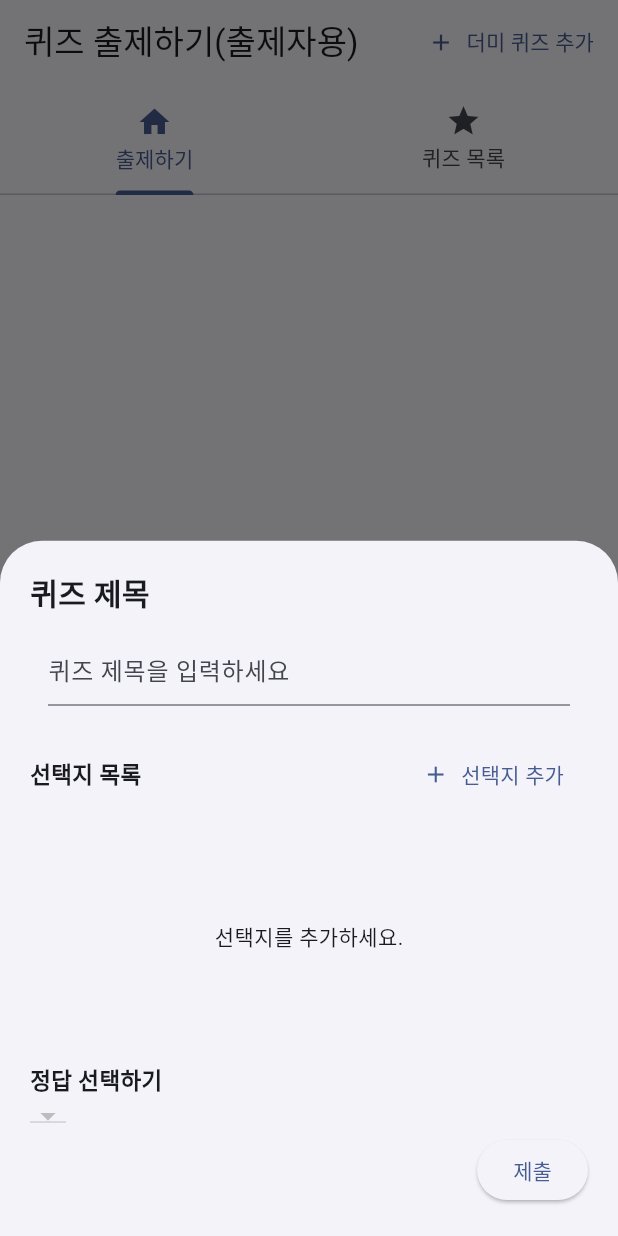
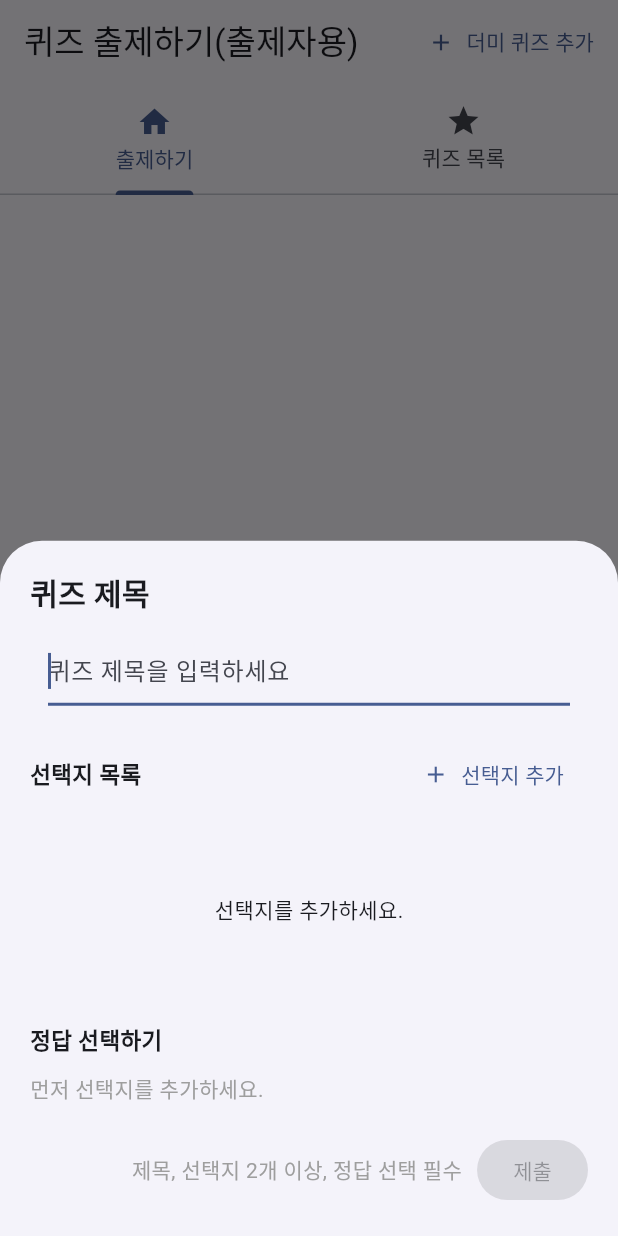
Before and after one commit to hanisoft2022/fc_ch02_quiz, a Flutter app: the screen it shows after launch, after a tap on the "add" icon, on a phone screen of 412 x 824 dp. Run offline on Flutter 3.47's test engine with Material 3 defaults, Android fonts, the light colour scheme and no system bars; our stand-ins replace cloud_firestore, firebase_auth, firebase_core, flutter_hooks, freezed_annotation, gap and 4 more; accounts and stored records are empty; generated files the repository leaves out were written again.

Commit message:
quiz add modal config

```diff
--- a/lib/app.dart
+++ b/lib/app.dart
@@ -1,4 +1,4 @@
-import 'package:ch02_realtime_quiz/web/features/quiz_manager/screens/quiz_screen.dart';
+import 'package:ch02_realtime_quiz/web/features/quiz/screens/quiz_screen.dart';
 import 'package:flutter/material.dart';
 
 class MyApp extends StatelessWidget {
--- a/lib/web/features/quiz_manager/data/dummy_quiz_provider.dart
+++ b/lib/web/features/quiz/data/dummy_quiz_provider.dart
@@ -1,7 +1,7 @@
-import 'package:ch02_realtime_quiz/web/features/quiz_manager/models/option.dart';
-import 'package:ch02_realtime_quiz/web/features/quiz_manager/models/quiz.dart';
+import 'package:ch02_realtime_quiz/web/features/quiz/models/option.dart';
+import 'package:ch02_realtime_quiz/web/features/quiz/models/quiz.dart';
 
-/// 더미 데이터 제공자 분리
+/// 더미 데이터 제공자
 class DummyQuizProvider {
   static List<Quiz> getDummyQuizzes() {
     return [
--- a/lib/web/features/quiz_manager/models/option.dart
+++ b/lib/web/features/quiz/models/option.dart
@@ -5,8 +5,12 @@
 
 @freezed
 abstract class Option with _$Option {
-  const factory Option({required int index, required String text, required bool isCorrectOption}) =
-      _Option;
+  const factory Option({
+    String? id,
+    required int index,
+    required String text,
+    required bool isCorrectOption,
+  }) = _Option;
 
   factory Option.fromJson(Map<String, dynamic> json) => _$OptionFromJson(json);
 }
--- a/lib/web/features/quiz_manager/models/quiz.dart
+++ b/lib/web/features/quiz/models/quiz.dart
@@ -1,5 +1,5 @@
 import 'package:ch02_realtime_quiz/common/converters/timestamp_converter.dart';
-import 'package:ch02_realtime_quiz/web/features/quiz_manager/models/option.dart';
+import 'package:ch02_realtime_quiz/web/features/quiz/models/option.dart';
 import 'package:cloud_firestore/cloud_firestore.dart';
 import 'package:freezed_annotation/freezed_annotation.dart';
 
--- a/lib/web/features/quiz_manager/providers/quiz_manager_providers.dart
+++ b/lib/web/features/quiz/providers/quiz_manager_providers.dart
@@ -1,5 +1,5 @@
-import 'package:ch02_realtime_quiz/web/features/quiz_manager/data/quiz_manager_data_source.dart';
-import 'package:ch02_realtime_quiz/web/features/quiz_manager/models/quiz.dart';
+import 'package:ch02_realtime_quiz/web/features/quiz/data/quiz_manager_data_source.dart';
+import 'package:ch02_realtime_quiz/web/features/quiz/models/quiz.dart';
 import 'package:hooks_riverpod/hooks_riverpod.dart';
 import 'package:riverpod_annotation/riverpod_annotation.dart';
 
--- a/lib/web/features/quiz_manager/widgets/quiz_list_item.dart
+++ b/lib/web/features/quiz/widgets/quiz_list_item.dart
@@ -1,4 +1,4 @@
-import 'package:ch02_realtime_quiz/web/features/quiz_manager/models/quiz.dart';
+import 'package:ch02_realtime_quiz/web/features/quiz/models/quiz.dart';
 import 'package:flutter/material.dart';
 import 'package:velocity_x/velocity_x.dart';
 
--- a/lib/web/features/quiz_manager/widgets/quiz_list_view.dart
+++ b/lib/web/features/quiz/widgets/quiz_list_view.dart
@@ -1,5 +1,5 @@
-import 'package:ch02_realtime_quiz/web/features/quiz_manager/models/quiz.dart';
-import 'package:ch02_realtime_quiz/web/features/quiz_manager/widgets/quiz_list_item.dart';
+import 'package:ch02_realtime_quiz/web/features/quiz/models/quiz.dart';
+import 'package:ch02_realtime_quiz/web/features/quiz/widgets/quiz_list_item.dart';
 import 'package:flutter/material.dart';
 
 class QuizListView extends StatelessWidget {
--- /dev/null
+++ b/lib/web/features/quiz_add/modal/quiz_add_modal.dart
@@ -0,0 +1,114 @@
+import 'package:ch02_realtime_quiz/web/features/quiz_add/widgets/correct_option_selector.dart';
+import 'package:ch02_realtime_quiz/web/features/quiz_add/widgets/option_list.dart';
+import 'package:ch02_realtime_quiz/web/features/quiz_add/widgets/quiz_title_input.dart';
+import 'package:flutter/material.dart';
+import 'package:flutter_hooks/flutter_hooks.dart';
+import 'package:gap/gap.dart';
+import 'package:hooks_riverpod/hooks_riverpod.dart';
+import 'package:velocity_x/velocity_x.dart';
+
+class QuizAddModal extends HookConsumerWidget {
+  const QuizAddModal({super.key});
+
+  @override
+  Widget build(BuildContext context, WidgetRef ref) {
+    final quizTitle = useState('');
+    final options = useState<List<String>>([]);
+    final correctOptionIndex = useState<int?>(null);
+
+    void addOption() {
+      options.value = [...options.value, ''];
+    }
+
+    void removeOption(int index) {
+      final newOptions = List<String>.from(options.value)..removeAt(index);
+
+      /// 정답 인덱스 조정 함수
+      int? adjustCorrectIndex({
+        required int removedIndex,
+        required int? correctIndex,
+        required int optionsLength,
+      }) {
+        // 1. 정답이 선택되지 않은 경우
+        if (correctIndex == null) return null;
+        // 2. 삭제된 선택지가 정답인 경우
+        if (correctIndex == removedIndex) return null;
+        // 3. 삭제된 선택지 뒤에 정답이 있는 경우
+        if (correctIndex > removedIndex) return correctIndex - 1;
+        // 4. 방어 코드
+        if (correctIndex < 0 || correctIndex >= optionsLength) return null;
+        // 5. 그 외에는 기존 인덱스 유지
+        return correctIndex;
+      }
+
+      // 정답 인덱스 조정 함수 사용
+      correctOptionIndex.value = adjustCorrectIndex(
+        removedIndex: index,
+        correctIndex: correctOptionIndex.value,
+        optionsLength: newOptions.length,
+      );
+      options.value = newOptions;
+    }
+
+    void updateOption(int index, String text) {
+      final newOptions = List<String>.from(options.value);
+      newOptions[index] = text;
+      options.value = newOptions;
+    }
+
+    final isFormValid =
+        quizTitle.value.trim().isNotEmpty &&
+        options.value.length >= 2 &&
+        correctOptionIndex.value != null &&
+        options.value.every((option) => option.trim().isNotEmpty);
+
+    return Column(
+      crossAxisAlignment: CrossAxisAlignment.start,
+      children: [
+        QuizTitleInput(onChanged: (value) => quizTitle.value = value),
+        Gap(10),
+        Row(
+          mainAxisAlignment: MainAxisAlignment.spaceBetween,
+          children: [
+            '선택지 목록'.text.size(15).bold.make(),
+            TextButton.icon(
+              icon: Icon(Icons.add),
+              onPressed: addOption,
+              label: '선택지 추가'.text.make(),
+            ),
+          ],
+        ),
+        Expanded(
+          child: OptionList(
+            options: options.value,
+            onAdd: addOption,
+            onRemove: removeOption,
+            onChanged: updateOption,
+          ),
+        ),
+        Gap(10),
+        CorrectOptionSelector(
+          options: options.value,
+          correctIndex: correctOptionIndex.value,
+          onChanged: (value) => correctOptionIndex.value = value,
+        ),
+        Gap(10),
+        Row(
+          mainAxisAlignment: MainAxisAlignment.end,
+          children: [
+            '제목, 선택지 2개 이상, 정답 선택 필수'.text.color(Colors.grey).make(),
+            Gap(10),
+            ElevatedButton(
+              onPressed: isFormValid
+                  ? () {
+                      // 제출 로직 구현 예정
+                    }
+                  : null,
+              child: '제출'.text.make(),
+            ),
+          ],
+        ),
+      ],
+    ).p(20);
+  }
+}
--- /dev/null
+++ b/lib/web/features/quiz_add/widgets/correct_option_selector.dart
@@ -0,0 +1,44 @@
+import 'package:flutter/material.dart';
+import 'package:velocity_x/velocity_x.dart';
+
+/// 3. 정답 선택 위젯 (StatelessWidget)
+class CorrectOptionSelector extends StatelessWidget {
+  final List<String> options;
+  final int? correctIndex;
+  final void Function(int?) onChanged;
+
+  const CorrectOptionSelector({
+    required this.options,
+    required this.correctIndex,
+    required this.onChanged,
+    super.key,
+  });
+
+  @override
+  Widget build(BuildContext context) {
+    return Column(
+      crossAxisAlignment: CrossAxisAlignment.start,
+      children: [
+        '정답 선택하기'.text.size(15).bold.make(),
+        options.isEmpty
+            ? '먼저 선택지를 추가하세요.'.text.color(Colors.grey).make().pSymmetric(v: 10)
+            : DropdownButton<int>(
+                isExpanded: true,
+                hint: Text('정답을 선택하세요'),
+                value: correctIndex,
+                items: List.generate(
+                  options.length,
+                  (i) => DropdownMenuItem(
+                    value: i,
+                    child: Text(
+                      options[i].isEmpty ? '선택지 ${i + 1}' : options[i],
+                      overflow: TextOverflow.ellipsis,
+                    ),
+                  ),
+                ),
+                onChanged: onChanged,
+              ),
+      ],
+    );
+  }
+}
--- /dev/null
+++ b/lib/web/features/quiz_add/widgets/option_list.dart
@@ -0,0 +1,32 @@
+import 'package:ch02_realtime_quiz/web/features/quiz_add/widgets/option_item.dart';
+import 'package:flutter/material.dart';
+
+class OptionList extends StatelessWidget {
+  final List<String> options;
+  final void Function() onAdd;
+  final void Function(int) onRemove;
+  final void Function(int, String) onChanged;
+
+  const OptionList({
+    required this.options,
+    required this.onAdd,
+    required this.onRemove,
+    required this.onChanged,
+    super.key,
+  });
+
+  @override
+  Widget build(BuildContext context) {
+    return options.isEmpty
+        ? Center(child: Text('선택지를 추가하세요.'))
+        : ListView.builder(
+            shrinkWrap: true,
+            itemCount: options.length,
+            itemBuilder: (context, index) => OptionItem(
+              initialText: options[index],
+              onRemove: () => onRemove(index),
+              onChanged: (text) => onChanged(index, text),
+            ),
+          );
+  }
+}
--- /dev/null
+++ b/lib/web/features/quiz_add/widgets/quiz_title_input.dart
@@ -0,0 +1,35 @@
+import 'package:flutter/material.dart';
+import 'package:flutter_hooks/flutter_hooks.dart';
+import 'package:velocity_x/velocity_x.dart';
+
+class QuizTitleInput extends HookWidget {
+  final void Function(String) onChanged;
+  final String? initialValue;
+  const QuizTitleInput({super.key, required this.onChanged, this.initialValue});
+
+  @override
+  Widget build(BuildContext context) {
+    final controller = useTextEditingController(text: initialValue ?? '');
+
+    // 입력값이 바뀔 때마다 onChanged 콜백 호출
+    useEffect(() {
+      controller.addListener(() {
+        onChanged(controller.text);
+      });
+      return null;
+    }, [controller]);
+
+    return Column(
+      crossAxisAlignment: CrossAxisAlignment.start,
+      children: [
+        '퀴즈 제목'.text.size(20).bold.make(),
+        TextField(
+          autofocus: true,
+          decoration: InputDecoration(hintText: '퀴즈 제목을 입력하세요'),
+          controller: controller,
+          textInputAction: TextInputAction.next,
+        ).p12(),
+      ],
+    );
+  }
+}
--- a/lib/web/features/quiz_manager/widgets/quiz_add_modal.dart
+++ /dev/null
@@ -1,89 +0,0 @@
-import 'package:ch02_realtime_quiz/web/features/quiz_manager/models/option.dart';
-import 'package:ch02_realtime_quiz/web/features/quiz_manager/widgets/option_input.dart';
-import 'package:flutter/material.dart';
-import 'package:flutter_hooks/flutter_hooks.dart';
-import 'package:gap/gap.dart';
-import 'package:hooks_riverpod/hooks_riverpod.dart';
-import 'package:velocity_x/velocity_x.dart';
-
-class QuizAddModal extends HookConsumerWidget {
-  const QuizAddModal({super.key});
-
-  @override
-  Widget build(BuildContext context, WidgetRef ref) {
-    final options = useState<List<Option>>([]);
-    final quizTitleTEC = useTextEditingController();
-
-    void addOption() {
-      options.value = [
-        ...options.value,
-        Option(text: '', index: options.value.length, isCorrectOption: false),
-      ];
-    }
-
-    void removeOption(int index) {
-      final newOptions = List<Option>.from(options.value)..removeAt(index);
-      for (int i = 0; i < newOptions.length; i++) {
-        newOptions[i] = newOptions[i].copyWith(index: i);
-      }
-      options.value = newOptions;
-    }
-
-    void updateOptionText(int index, String value) {
-      final newOptions = List<Option>.from(options.value);
-      newOptions[index] = newOptions[index].copyWith(text: value);
-      options.value = newOptions;
-    }
-
-    return SizedBox(
-      height: 600,
-      child: Column(
-        crossAxisAlignment: CrossAxisAlignment.start,
-        children: [
-          '퀴즈 제목'.text.size(20).bold.make(),
-          TextField(
-            decoration: InputDecoration(hintText: '퀴즈 제목을 입력하세요'),
-            controller: quizTitleTEC,
-          ).p12(),
-          Gap(10),
-          Row(
-            mainAxisAlignment: MainAxisAlignment.spaceBetween,
-            children: [
-              '선택지 목록'.text.size(15).bold.make(),
-              TextButton.icon(
-                icon: Icon(Icons.add),
-                onPressed: addOption,
-                label: '선택지 추가'.text.make(),
-              ),
-            ],
-          ),
-          Expanded(
-            child: options.value.isEmpty
-                ? Text('선택지를 추가하세요.').centered()
-                : ListView(
-                    children: [
-                      for (int i = 0; i < options.value.length; i++)
-                        OptionInput(
-                          option: options.value[i],
-                          onChanged: (value) => updateOptionText(i, value),
-                          onRemove: () => removeOption(i),
-                        ),
-                    ],
-                  ),
-          ),
-          '정답 선택하기'.text.size(15).bold.make(),
-          DropdownButton(
-            items: options.value
-                .map((e) => DropdownMenuItem(value: e, child: e.text.text.make()))
-                .toList(),
-            onChanged: (value) {},
-          ),
-          Row(
-            mainAxisAlignment: MainAxisAlignment.end,
-            children: [ElevatedButton(onPressed: () => {}, child: '제출'.text.make())],
-          ),
-        ],
-      ).p(20),
-    );
-  }
-}
```
Also changed, not shown: lib/features/home/screens/home_screen.dart (deleted, +0 -31 lines), lib/web/features/quiz/data/quiz_manager_converter.dart (renamed from lib/web/features/quiz_manager/data/quiz_manager_converter.dart, +3 -7 lines), lib/web/features/quiz/data/quiz_manager_data_source.dart (renamed from lib/web/features/quiz_manager/data/quiz_manager_data_source.dart, +5 -16 lines), lib/web/features/quiz/screens/quiz_screen.dart (renamed from lib/web/features/quiz_manager/screens/quiz_screen.dart, +5 -5 lines), lib/web/features/quiz_add/widgets/option_item.dart (added, +41 -0 lines), lib/web/features/quiz_manager/widgets/option_input.dart (deleted, +0 -36 lines), lib/web/features/quiz/models/option.freezed.dart, lib/web/features/quiz/models/option.g.dart, lib/web/features/quiz/models/quiz.freezed.dart (renamed from lib/web/features/quiz_manager/models/quiz.freezed.dart), lib/web/features/quiz/models/quiz.g.dart (renamed from lib/web/features/quiz_manager/models/quiz.g.dart), lib/web/features/quiz/providers/quiz_manager_providers.g.dart (renamed from lib/web/features/quiz_manager/providers/quiz_manager_providers.g.dart), lib/web/features/quiz/widgets/quiz_bottom_button.dart (renamed from lib/web/features/quiz_manager/widgets/quiz_bottom_button.dart).
